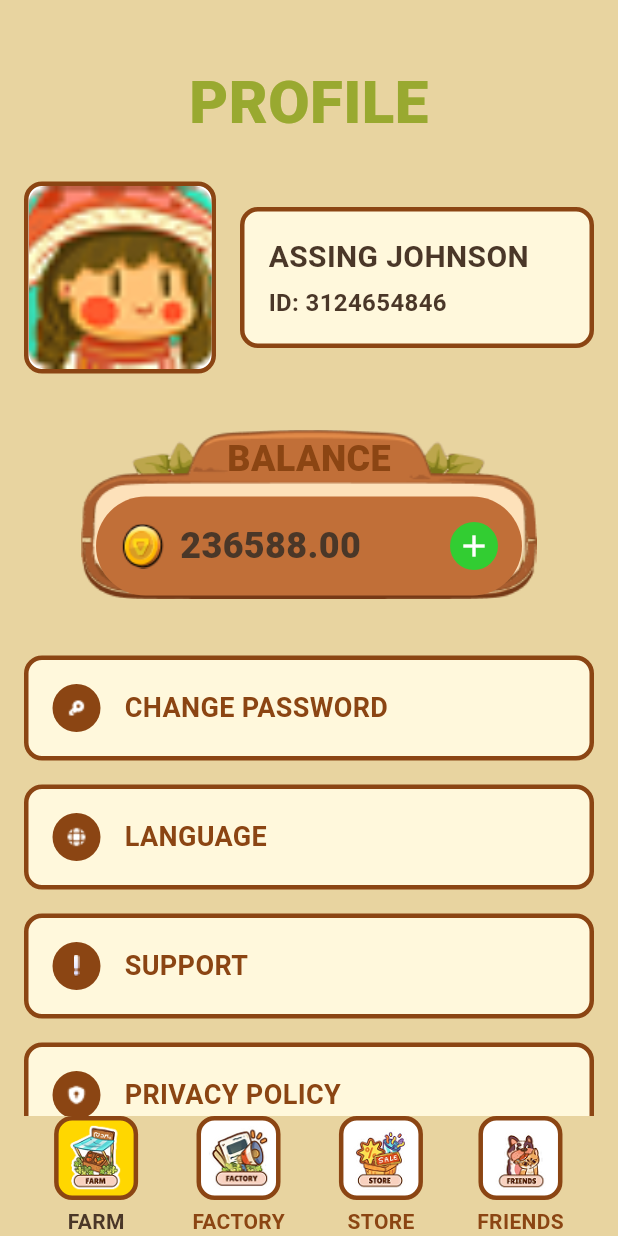
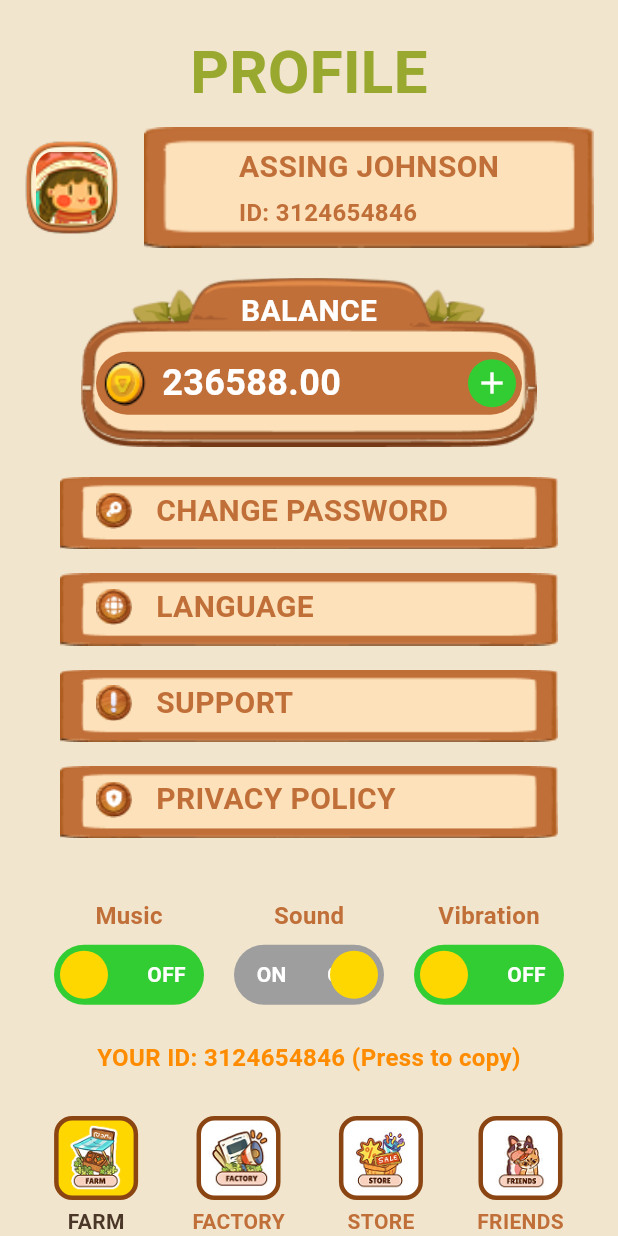
Before and after one commit to Jasurbek99/farm_game, a Flutter app: the ProfileScreen screen opened by its route, on a phone screen of 412 x 824 dp. Run offline on Flutter 3.47's test engine with Material 3 defaults, Android fonts, the phone set to English and light mode, and no system bars; Roboto replaces fonts that are missing (Digitalt).

Commit message:
profile fixing

```diff
--- a/lib/core/constants/app_assets.dart
+++ b/lib/core/constants/app_assets.dart
@@ -73,4 +73,9 @@ class AppAssets {
   static const String languageIcon = 'assets/images/profile/language_icon.png';
   static const String supportIcon = 'assets/images/profile/support_icon.png';
   static const String privacyIcon = 'assets/images/profile/privacy_icon.png';
+  //new profile assets
+  static const String profileIconCard = 'assets/images/profile/profile_icon_card.png';
+  static const String profileNameCard = 'assets/images/profile/profile_name_card.png';
+  static const String profileItemsCard = 'assets/images/profile/profile_items_card.png';
+
 }
--- a/lib/core/constants/app_colors.dart
+++ b/lib/core/constants/app_colors.dart
@@ -13,7 +13,7 @@ class AppColors {
   static const Color factoryBackground = Color(0xFFB8AA5C);
   static const Color storeBackground = Color(0xFFB8AA5C);
   static const Color friendsBackground = Color(0xFFB8AA5C);
-  static const Color profileBackground = Color(0xFFE8D4A0);
+  static const Color profileBackground = Color(0xFFF1E5CD);
 
   static const Color whiteTextColor = Color(0xFFF1E5CD);
 
@@ -28,10 +28,11 @@ class AppColors {
   static const Color buttonBrown = Color(0xFF8B4513);
   static const Color buttonOrange = Color(0xFFFF8C00);
   static const Color buttonRed = Color(0xFFDC143C);
+  static const Color toggleTrackOff = Color(0xFF9E9E9E);
 
   // Text colors
   static const Color textPrimary = Color(0xFF4A3728);
-  static const Color textSecondary = Color(0xFF8B4513);
+  static const Color textSecondary = Color(0xFFC16F38);
   static const Color textWhite = Color(0xFFFFFFFF);
   static const Color textLight = Color(0xFFFFF8DC);
 
--- a/lib/core/constants/app_dimens.dart
+++ b/lib/core/constants/app_dimens.dart
@@ -53,4 +53,11 @@ class AppDimens {
   // Building card
   static const double buildingCardWidth = 160.0;
   static const double buildingCardHeight = 200.0;
+
+  // Profile screen
+  static const double profileBalanceTitleTop = 8.0;
+  static const double profileBalanceContentTopPadding = 28.0;
+
+  // Toggles
+  static const double toggleSwitchWidth = 100.0;
 }
--- a/lib/core/theme/app_text_styles.dart
+++ b/lib/core/theme/app_text_styles.dart
@@ -7,7 +7,7 @@ class AppTextStyles {
   // Title styles
   static const TextStyle titleLarge = TextStyle(
     fontSize: 40.0,
-    fontWeight: FontWeight.w900,
+    //fontWeight: FontWeight.w900,
     color: AppColors.textWhite,
     fontFamily: 'Digitalt',
   );
@@ -24,7 +24,7 @@ class AppTextStyles {
 
   static const TextStyle titleSmall = TextStyle(
     fontSize: 24.0,
-    fontWeight: FontWeight.w800,
+
     color: AppColors.textPrimary,
     fontFamily: 'Digitalt',
   );
@@ -54,8 +54,7 @@ class AppTextStyles {
   // Body styles
   static const TextStyle bodyLarge = TextStyle(
     fontSize: 20.0,
-    fontWeight: FontWeight.w600,
-    color: AppColors.textPrimary,
+    color: AppColors.textSecondary,
     fontFamily: 'Digitalt',
   );
 
--- a/lib/core/widgets/bottom_nav_bar.dart
+++ b/lib/core/widgets/bottom_nav_bar.dart
@@ -10,6 +10,11 @@ import 'package:farm_game/features/navigation/nav_tab.dart';
 
 class BottomNavBar extends StatelessWidget {
   const BottomNavBar({super.key});
+
+  void _switchTab(BuildContext context, NavProvider navProvider, NavTab tab) {
+    Navigator.of(context).popUntil((route) => route.isFirst);
+    navProvider.setTab(tab);
+  }
 
   @override
   Widget build(BuildContext context) {
@@ -27,25 +32,25 @@ class BottomNavBar extends StatelessWidget {
                 asset: AppAssets.navFarm,
                 label: AppStrings.navFarm,
                 isSelected: navProvider.currentTab == NavTab.farm,
-                onTap: () => navProvider.setTab(NavTab.farm),
+                onTap: () => _switchTab(context, navProvider, NavTab.farm),
               ),
               _NavItem(
                 asset: AppAssets.navFactory,
                 label: AppStrings.navFactory,
                 isSelected: navProvider.currentTab == NavTab.factory,
-                onTap: () => navProvider.setTab(NavTab.factory),
+                onTap: () => _switchTab(context, navProvider, NavTab.factory),
               ),
               _NavItem(
                 asset: AppAssets.navStore,
                 label: AppStrings.navStore,
                 isSelected: navProvider.currentTab == NavTab.store,
-                onTap: () => navProvider.setTab(NavTab.store),
+                onTap: () => _switchTab(context, navProvider, NavTab.store),
               ),
               _NavItem(
                 asset: AppAssets.navFriends,
                 label: AppStrings.navFriends,
                 isSelected: navProvider.currentTab == NavTab.friends,
-                onTap: () => navProvider.setTab(NavTab.friends),
+                onTap: () => _switchTab(context, navProvider, NavTab.friends),
               ),
             ],
           ),
--- a/lib/features/profile/presentation/screens/change_password_screen.dart
+++ b/lib/features/profile/presentation/screens/change_password_screen.dart
@@ -75,7 +75,7 @@ class _PasswordField extends StatelessWidget {
         decoration: InputDecoration(
           hintText: label,
           hintStyle: AppTextStyles.bodyMedium.copyWith(
-            color: AppColors.textSecondary.withOpacity(0.5),
+            color: AppColors.textSecondary.withValues(alpha: 0.5),
           ),
           border: InputBorder.none,
         ),
--- a/lib/features/profile/presentation/screens/profile_screen.dart
+++ b/lib/features/profile/presentation/screens/profile_screen.dart
@@ -33,7 +33,7 @@ class _ProfileScreenState extends State<ProfileScreen> {
         padding: const EdgeInsets.all(AppDimens.paddingMd),
         child: Column(
           children: [
-            const SizedBox(height: AppDimens.paddingLg),
+            const SizedBox(height: AppDimens.paddingXs),
             // Title
             Text(
               AppStrings.profile,
@@ -42,74 +42,92 @@ class _ProfileScreenState extends State<ProfileScreen> {
               ),
               textAlign: TextAlign.center,
             ),
-            const SizedBox(height: AppDimens.paddingLg),
+            const SizedBox(height: AppDimens.paddingXs),
             // Avatar and user info
             Row(
               children: [
-                Container(
-                  width: AppDimens.iconXl * 2,
-                  height: AppDimens.iconXl * 2,
-                  decoration: BoxDecoration(
-                    color: AppColors.white,
-                    border: Border.all(
-                      color: AppColors.panelBorder,
-                      width: AppDimens.cardBorderWidth,
+                Stack(
+                  alignment: Alignment.center,
+                  children: [
+                    Image.asset(
+                      AppAssets.profileIconCard,
+                      width: AppDimens.iconXl,
+                      height: AppDimens.iconXl,
+                      fit: BoxFit.contain,
                     ),
+                    ClipRRect(
                       borderRadius: BorderRadius.circular(AppDimens.radiusMd),
+                      child: Image.asset(
+                        profile.avatarAsset,
+                        width: AppDimens.iconLg,
+                        height: AppDimens.iconLg,
+                        fit: BoxFit.cover,
                       ),
-                  child: ClipRRect(
-                    borderRadius: BorderRadius.circular(AppDimens.radiusMd),
-                    child: Image.asset(profile.avatarAsset, fit: BoxFit.cover),
                     ),
+                  ],
                 ),
                 const SizedBox(width: AppDimens.paddingMd),
                 Expanded(
-                  child: Container(
+                  child: Stack(
+                    alignment: Alignment.center,
+                    children: [
+                      Image.asset(
+                        AppAssets.profileNameCard,
+                        fit: BoxFit.contain,
+                        width: double.infinity,
+                      ),
+                      Padding(
                         padding: const EdgeInsets.all(AppDimens.paddingMd),
-                    decoration: BoxDecoration(
-                      color: AppColors.panelBackground,
-                      border: Border.all(
-                        color: AppColors.panelBorder,
-                        width: AppDimens.cardBorderWidth,
-                      ),
-                      borderRadius: BorderRadius.circular(AppDimens.radiusMd),
-                    ),
                         child: Column(
                           crossAxisAlignment: CrossAxisAlignment.start,
                           children: [
-                        Text(profile.name, style: AppTextStyles.bodyLarge),
+                            Text(
+                              profile.name,
+                              style: AppTextStyles.bodyLarge.copyWith(
+                                color: AppColors.textSecondary,
+                              ),
+                            ),
                             const SizedBox(height: AppDimens.paddingXs),
                             Text(
                               '${AppStrings.id} ${profile.userId}',
-                          style: AppTextStyles.bodyMedium,
+                              style: AppTextStyles.bodyMedium.copyWith(
+                                color: AppColors.textSecondary,
+                              ),
                             ),
                           ],
                         ),
                       ),
+                    ],
+                  ),
                 ),
               ],
             ),
-            const SizedBox(height: AppDimens.paddingLg),
+            const SizedBox(height: AppDimens.paddingMd),
             // Balance with decorative card
             Stack(
               alignment: Alignment.center,
               children: [
                 // Decorative balance card background
                 Image.asset(AppAssets.balanceCard, fit: BoxFit.contain),
+                Positioned(
+                  top: AppDimens.profileBalanceTitleTop,
+                  child: Text(
+                    AppStrings.balance,
+                    style: AppTextStyles.bodyLarge.copyWith(
+                      color: AppColors.white,
+                    ),
+                  ),
+                ),
                 // Balance content
                 Padding(
                   padding: const EdgeInsets.all(AppDimens.paddingMd),
                   child: Column(
                     children: [
-                      Text(
-                        AppStrings.balance,
-                        style: AppTextStyles.titleSmall.copyWith(
-                          color: AppColors.textSecondary,
+                      const SizedBox(
+                        height: AppDimens.profileBalanceContentTopPadding,
                       ),
-                      ),
-                      const SizedBox(height: AppDimens.paddingSm),
                       Container(
-                        padding: const EdgeInsets.all(AppDimens.paddingMd),
+                        padding: const EdgeInsets.all(AppDimens.paddingXs),
                         margin: const EdgeInsets.symmetric(
                           horizontal: AppDimens.paddingXl,
                         ),
@@ -132,7 +150,9 @@ class _ProfileScreenState extends State<ProfileScreen> {
                                 const SizedBox(width: AppDimens.paddingSm),
                                 Text(
                                   profile.balance.toStringAsFixed(2),
-                                  style: AppTextStyles.titleSmall,
+                                  style: AppTextStyles.titleSmall.copyWith(
+                                    color: AppColors.textWhite,
+                                  ),
                                 ),
                               ],
                             ),
@@ -157,13 +177,25 @@ class _ProfileScreenState extends State<ProfileScreen> {
                 ),
               ],
             ),
-            const SizedBox(height: AppDimens.paddingLg),
-            // Settings buttons
+            const SizedBox(height: AppDimens.paddingXs),
+            // Settings buttons with card background
+            Column(
+              children: [
+                Padding(
+                  padding: const EdgeInsets.symmetric(
+                    horizontal: AppDimens.paddingLg,
+                    vertical: AppDimens.paddingMd,
+                  ),
+                  child: Column(
+                    children: [
                       ProfileButton(
                         label: AppStrings.changePassword,
                         iconAsset: AppAssets.passwordIcon,
                         onTap: () {
-                Navigator.pushNamed(context, '/profile/change-password');
+                          Navigator.pushNamed(
+                            context,
+                            '/profile/change-password',
+                          );
                         },
                       ),
                       const SizedBox(height: AppDimens.paddingMd),
@@ -185,6 +217,11 @@ class _ProfileScreenState extends State<ProfileScreen> {
                         label: AppStrings.privacyPolicy,
                         iconAsset: AppAssets.privacyIcon,
                         onTap: () {},
+                      ),
+                    ],
+                  ),
+                ),
+              ],
             ),
             const SizedBox(height: AppDimens.paddingLg),
             // Toggle switches
--- a/lib/features/profile/presentation/widgets/profile_button.dart
+++ b/lib/features/profile/presentation/widgets/profile_button.dart
@@ -1,5 +1,5 @@
+import 'package:farm_game/core/constants/app_assets.dart';
 import 'package:flutter/material.dart';
-import 'package:farm_game/core/constants/app_colors.dart';
 import 'package:farm_game/core/constants/app_dimens.dart';
 import 'package:farm_game/core/theme/app_text_styles.dart';
 
@@ -19,42 +19,33 @@ class ProfileButton extends StatelessWidget {
   Widget build(BuildContext context) {
     return GestureDetector(
       onTap: onTap,
-      child: Container(
-        padding: const EdgeInsets.all(AppDimens.paddingMd),
-        decoration: BoxDecoration(
-          color: AppColors.panelBackground,
-          border: Border.all(
-            color: AppColors.panelBorder,
-            width: AppDimens.cardBorderWidth,
+      child: Stack(
+        children: [
+          Image.asset(
+            AppAssets.profileItemsCard,
+            fit: BoxFit.contain,
+            width: double.infinity,
           ),
-          borderRadius: BorderRadius.circular(AppDimens.radiusMd),
-        ),
+          Positioned(
+            top: AppDimens.paddingSm,
+            left: AppDimens.paddingLg,
             child: Row(
               children: [
                 if (iconAsset != null) ...[
-              Container(
-                width: AppDimens.iconMd,
-                height: AppDimens.iconMd,
-                decoration: BoxDecoration(
-                  color: AppColors.panelBorder,
-                  shape: BoxShape.circle,
-                ),
-                child: Center(
+                  Center(
                     child: Image.asset(
                       iconAsset!,
                       width: AppDimens.iconSm,
                       height: AppDimens.iconSm,
                     ),
                   ),
-              ),
                   const SizedBox(width: AppDimens.paddingMd),
                 ],
-            Text(
-              label,
-              style: AppTextStyles.labelLarge,
+                Text(label, style: AppTextStyles.bodyLarge),
+              ],
+            ),
           ),
         ],
-        ),
       ),
     );
   }
--- a/lib/features/profile/presentation/widgets/toggle_switch.dart
+++ b/lib/features/profile/presentation/widgets/toggle_switch.dart
@@ -1,6 +1,7 @@
 import 'package:flutter/material.dart';
 import 'package:farm_game/core/constants/app_colors.dart';
 import 'package:farm_game/core/constants/app_dimens.dart';
+import 'package:farm_game/core/constants/app_strings.dart';
 import 'package:farm_game/core/theme/app_text_styles.dart';
 
 class ToggleSwitch extends StatelessWidget {
@@ -17,21 +18,22 @@ class ToggleSwitch extends StatelessWidget {
 
   @override
   Widget build(BuildContext context) {
+    final double trackHeight = AppDimens.buttonHeightSmall;
+    final double knobPadding = AppDimens.paddingXs;
+    final double knobDiameter = trackHeight - (knobPadding * 2);
+
     return Column(
       mainAxisSize: MainAxisSize.min,
       children: [
-        Text(
-          label,
-          style: AppTextStyles.labelMedium,
-        ),
+        Text(label, style: AppTextStyles.labelMedium),
         const SizedBox(height: AppDimens.paddingSm),
         GestureDetector(
           onTap: () => onChanged(!value),
           child: Container(
-            width: 100,
-            height: AppDimens.buttonHeightSmall,
+            width: AppDimens.toggleSwitchWidth,
+            height: trackHeight,
             decoration: BoxDecoration(
-              color: value ? AppColors.buttonGreen : Colors.grey,
+              color: value ? AppColors.buttonGreen : AppColors.toggleTrackOff,
               borderRadius: BorderRadius.circular(AppDimens.radiusPill),
             ),
             child: Stack(
@@ -42,7 +44,7 @@ class ToggleSwitch extends StatelessWidget {
                     Expanded(
                       child: Center(
                         child: Text(
-                          'ON',
+                          AppStrings.on,
                           style: AppTextStyles.buttonSmall,
                         ),
                       ),
@@ -50,7 +52,7 @@ class ToggleSwitch extends StatelessWidget {
                     Expanded(
                       child: Center(
                         child: Text(
-                          'OFF',
+                          AppStrings.off,
                           style: AppTextStyles.buttonSmall,
                         ),
                       ),
@@ -58,16 +60,23 @@ class ToggleSwitch extends StatelessWidget {
                   ],
                 ),
                 // Toggle circle
-                AnimatedAlign(
-                  duration: const Duration(milliseconds: 200),
-                  alignment: value ? Alignment.centerLeft : Alignment.centerRight,
-                  child: Container(
-                    width: 50,
-                    height: AppDimens.buttonHeightSmall - AppDimens.paddingXs,
-                    margin: const EdgeInsets.all(AppDimens.paddingXs),
-                    decoration: const BoxDecoration(
-                      color: AppColors.buttonYellow,
-                      shape: BoxShape.circle,
+                Padding(
+                  padding: const EdgeInsets.all(AppDimens.paddingXs),
+                  child: AnimatedAlign(
+                    duration: const Duration(milliseconds: 200),
+                    curve: Curves.easeInOut,
+                    alignment: value
+                        ? Alignment.centerLeft
+                        : Alignment.centerRight,
+                    child: SizedBox(
+                      width: knobDiameter,
+                      height: knobDiameter,
+                      child: const DecoratedBox(
+                        decoration: BoxDecoration(
+                          color: AppColors.buttonYellow,
+                          shape: BoxShape.circle,
+                        ),
+                      ),
                     ),
                   ),
                 ),
```
Also changed, not shown: assets/fonts/Digitalt1.ttf (added), assets/images/profile/language_icon.png, assets/images/profile/password_icon.png, assets/images/profile/privacy_icon.png, assets/images/profile/profile_icon_card.png (added), assets/images/profile/profile_items_card.png (added), assets/images/profile/profile_name_card.png (added), assets/images/profile/support_icon.png, 1 other file. Lines whose indentation alone changed are shown as unchanged.
